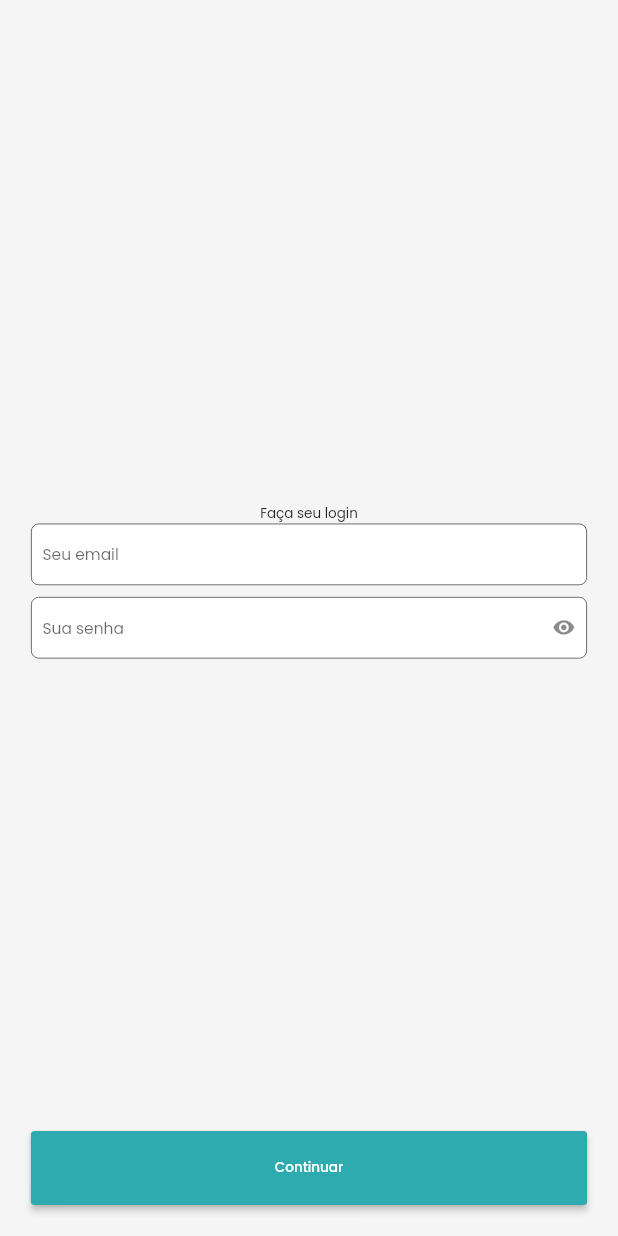
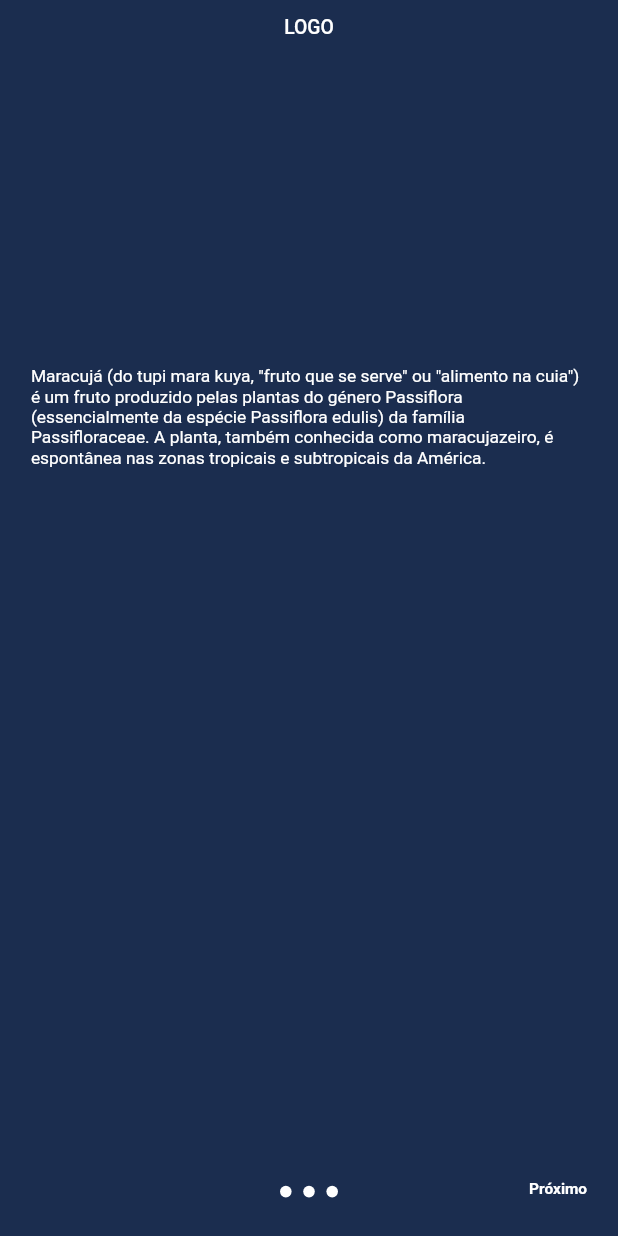
Before and after one commit to lmtsufape/appufape-v2, a Flutter app: the screen it shows after launch, on a phone screen of 412 x 824 dp. Run offline on Flutter 3.47's test engine with Material 2 defaults, Android fonts, the phone set to English and light mode, and no system bars; our stand-ins replace device_preview, dio, google_fonts, responsive_framework; Roboto replaces fonts that are missing (Ubuntu).

Commit message:
criando tela de carousel

```diff
--- a/lib/app.dart
+++ b/lib/app.dart
@@ -1,6 +1,7 @@
 import 'package:device_preview/device_preview.dart';
 import 'package:flutter/material.dart';
 import 'package:responsive_framework/responsive_wrapper.dart';
+import 'package:thunderapp/screens/carousel/carousel_screen.dart';
 import 'package:thunderapp/screens/screens_index.dart';
 import 'package:thunderapp/shared/constants/app_theme.dart';
 
@@ -16,20 +17,18 @@ class App extends StatelessWidget {
     return MaterialApp(
       useInheritedMediaQuery: true,
       locale: DevicePreview.locale(context),
-      builder:(context, child) {
-        return DevicePreview.appBuilder(context,
-        ResponsiveWrapper.builder(
-          child,
+      builder: (context, child) {
+        return DevicePreview.appBuilder(
+            context,
+            ResponsiveWrapper.builder(child,
                 minWidth: 640,
                 maxWidth: 1980,
                 defaultScale: true,
-          breakpoints: const[
+                breakpoints: const [
                   ResponsiveBreakpoint.resize(480, name: MOBILE),
                   ResponsiveBreakpoint.resize(768, name: TABLET),
                   ResponsiveBreakpoint.resize(1024, name: DESKTOP),
-          ]
-        )
-        );
+                ]));
       },
       debugShowCheckedModeBanner: false,
       home: const SplashScreen(),
@@ -38,6 +37,7 @@ class App extends StatelessWidget {
         Screens.splash: (BuildContext context) => const SplashScreen(),
         Screens.home: (BuildContext context) => const HomeScreen(),
         Screens.signin: (BuildContext context) => const SignInScreen(),
+        Screens.carousel: (BuildContext context) => const CarouselScreen()
       },
     );
   }
--- /dev/null
+++ b/lib/screens/carousel/carousel_screen.dart
@@ -0,0 +1,155 @@
+import 'package:flutter/material.dart';
+import 'package:flutter/src/foundation/key.dart';
+import 'package:flutter/src/widgets/framework.dart';
+import 'package:thunderapp/components/buttons/primary_button.dart';
+import 'package:thunderapp/components/utils/horizontal_spacer_box.dart';
+import 'package:thunderapp/components/utils/vertical_spacer_box.dart';
+import 'package:thunderapp/screens/carousel/components/role_choice_button.dart';
+import 'package:thunderapp/shared/constants/app_enums.dart';
+import 'package:thunderapp/shared/constants/app_number_constants.dart';
+import 'package:thunderapp/shared/constants/style_constants.dart';
+
+class CarouselScreen extends StatefulWidget {
+  const CarouselScreen({Key? key}) : super(key: key);
+
+  @override
+  State<CarouselScreen> createState() => _CarouselScreenState();
+}
+
+class _CarouselScreenState extends State<CarouselScreen> {
+  int pageIndex = 0;
+  @override
+  Widget build(BuildContext context) {
+    PageController pageController = PageController(initialPage: pageIndex);
+    const double radius = 6;
+    return Scaffold(
+      appBar: AppBar(
+        title: const Text('LOGO'),
+        centerTitle: true,
+      ),
+      body: Padding(
+        padding: const EdgeInsets.symmetric(
+            horizontal: kDefaultPadding, vertical: kDefaultPadding + 8),
+        child: Stack(
+          children: [
+            Column(
+              children: <Widget>[
+                const Spacer(),
+                Expanded(
+                  flex: 2,
+                  child: PageView(
+                    controller: pageController,
+                    children: [
+                      const FirstPage(),
+                      const SecondPage(),
+                    ],
+                  ),
+                ),
+                const Spacer(),
+                Row(
+                  mainAxisAlignment: MainAxisAlignment.center,
+                  children: <Widget>[
+                    CircleAvatar(
+                      backgroundColor: kOnSurfaceColor,
+                      radius: radius,
+                    ),
+                    const HorizontalSpacerBox(size: SpacerSize.small),
+                    CircleAvatar(
+                      backgroundColor: kOnSurfaceColor,
+                      radius: radius,
+                    ),
+                    const HorizontalSpacerBox(size: SpacerSize.small),
+                    CircleAvatar(
+                      backgroundColor: kOnSurfaceColor,
+                      radius: radius,
+                    ),
+                  ],
+                ),
+              ],
+            ),
+            Align(
+              alignment: Alignment.bottomRight,
+              child: InkWell(
+                onTap: () {
+                  setState(() {
+                    if (pageIndex >= 1) return;
+                    pageIndex++;
+                  });
+                  pageController.animateToPage(pageIndex,
+                      curve: Curves.easeInOut,
+                      duration: const Duration(milliseconds: 200));
+                },
+                child: const Text(
+                  'Próximo',
+                  style: kcaption1,
+                ),
+              ),
+            ),
+            pageIndex <= 0
+                ? const SizedBox.shrink()
+                : Align(
+                    alignment: Alignment.bottomLeft,
+                    child: InkWell(
+                      onTap: () {
+                        setState(() {
+                          pageIndex--;
+                        });
+                        pageController.animateToPage(pageIndex,
+                            curve: Curves.easeOut,
+                            duration: const Duration(milliseconds: 200));
+                      },
+                      child: const Text(
+                        'Anterior',
+                        style: kcaption1,
+                      ),
+                    ),
+                  )
+          ],
+        ),
+      ),
+    );
+  }
+}
+
+class FirstPage extends StatelessWidget {
+  const FirstPage({
+    Key? key,
+  }) : super(key: key);
+
+  @override
+  Widget build(BuildContext context) {
+    return const Text(
+      'Maracujá (do tupi mara kuya, "fruto que se serve" ou "alimento na cuia") é um fruto produzido pelas plantas do género Passiflora (essencialmente da espécie Passiflora edulis) da família Passifloraceae. A planta, também conhecida como maracujazeiro, é espontânea nas zonas tropicais e subtropicais da América.',
+      style: kBody1,
+    );
+  }
+}
+
+class SecondPage extends StatelessWidget {
+  const SecondPage({
+    Key? key,
+  }) : super(key: key);
+
+  @override
+  Widget build(BuildContext context) {
+    return Column(
+      children: [
+        const Text(
+          'Para que as Informações sejam do seu interesse, selecione o tipo de perfil',
+          style: kBody1,
+        ),
+        const VerticalSpacerBox(size: SpacerSize.medium),
+        Row(
+          mainAxisAlignment: MainAxisAlignment.spaceBetween,
+          children: <Widget>[
+            RoleChoiceButton(text: 'Discente'),
+            const HorizontalSpacerBox(size: SpacerSize.small),
+            RoleChoiceButton(
+              text: 'Docente',
+            )
+          ],
+        )
+      ],
+    );
+  }
+}
--- a/lib/screens/screens_index.dart
+++ b/lib/screens/screens_index.dart
@@ -6,4 +6,5 @@ class Screens {
   static const String home = '/home';
   static const String splash = '/splash';
   static const String signin = '/sign_in';
+  static const String carousel = '/carousel';
 }
--- a/lib/screens/splash/splash_screen.dart
+++ b/lib/screens/splash/splash_screen.dart
@@ -31,7 +31,7 @@ class _SplashScreenState extends State<SplashScreen> {
           crossAxisAlignment: CrossAxisAlignment.center,
           children: [
             // Image.asset(Assets.logo),//* if you want to use some logo, uncomment this line and pass the path
-            Text('Carregando...'),
+            Text('Logo'),
             const CircularProgressIndicator(),
           ],
         ),
--- a/lib/screens/splash/splash_screen_controller.dart
+++ b/lib/screens/splash/splash_screen_controller.dart
@@ -31,7 +31,7 @@ class SplashScreenController {
       ///or we can use the following code to go to the sign in screen:
       ///Navigator.pushNamed(context, Screens.signin);
       await configDefaultAppSettings();
-      Navigator.popAndPushNamed(context, Screens.signin);
+      Navigator.popAndPushNamed(context, Screens.carousel);
     });
   }
 
--- a/lib/shared/constants/app_theme.dart
+++ b/lib/shared/constants/app_theme.dart
@@ -4,8 +4,9 @@ import 'package:thunderapp/shared/constants/style_constants.dart';
 class AppTheme {
   static ThemeData getLightTheme() {
     return ThemeData(
-      scaffoldBackgroundColor: kBackgroundColor,
-      fontFamily: kDefaultFontFamily,
-    );
+        scaffoldBackgroundColor: kBackgroundColor,
+        fontFamily: kDefaultFontFamily,
+        appBarTheme: const AppBarTheme()
+            .copyWith(backgroundColor: kBackgroundColor, elevation: 0));
   }
 }
--- a/lib/shared/constants/style_constants.dart
+++ b/lib/shared/constants/style_constants.dart
@@ -6,9 +6,17 @@ import 'package:flutter/material.dart';
 import 'package:google_fonts/google_fonts.dart';
 
 /**FONT CONFIGURATION*/
-final kDefaultFontFamily = GoogleFonts.poppins().fontFamily;
+final kDefaultFontFamily = GoogleFonts.ubuntu().fontFamily;
 /**COLORS */
-const Color kPrimaryColor = Color.fromARGB(255, 46, 171, 175);
-const Color kBackgroundColor = Color(0xFFF5F5F5);
-const Color kSecondaryColor = Color(0xFF00A8C5);
-const Color kDetailColor = Color.fromARGB(255, 195, 78, 224);
+const Color kPrimaryColor = Colors.white;
+const Color kBackgroundColor = Color(0xFF1b2d4f);
+const Color kSecondaryColor = Colors.white;
+const Color kDetailColor = Color(0xFF1b2d4f);
+const Color kOnSurfaceColor = Colors.white;
+const Color kOnBackgroundColor = Color(0xFF1b2d4f);
+
+/**========>TEXT STYLES<=========== */
+const TextStyle kBody1 = TextStyle(color: kPrimaryColor, fontSize: 18);
+const TextStyle kcaption1 =
+    TextStyle(color: kPrimaryColor, fontSize: 16, fontWeight: FontWeight.bold);
+/**========>TEXT STYLES<=========== */
```
Also changed, not shown: lib/screens/carousel/components/role_choice_button.dart (added, +35 -0 lines). Lines whose indentation alone changed are shown as unchanged.
